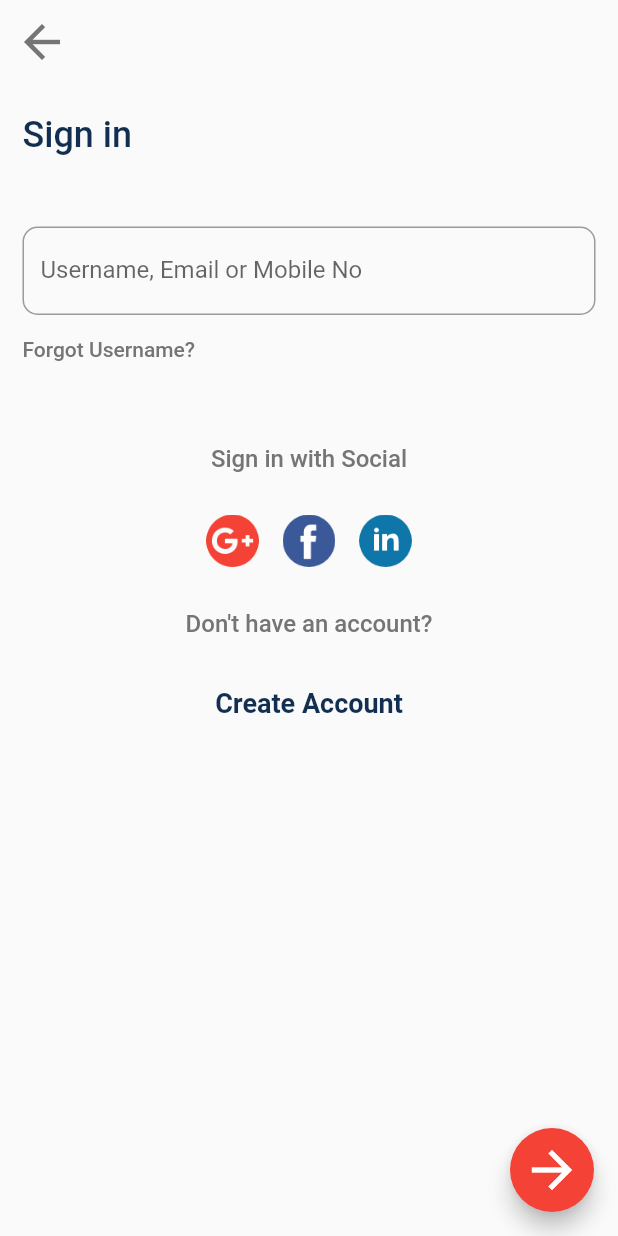
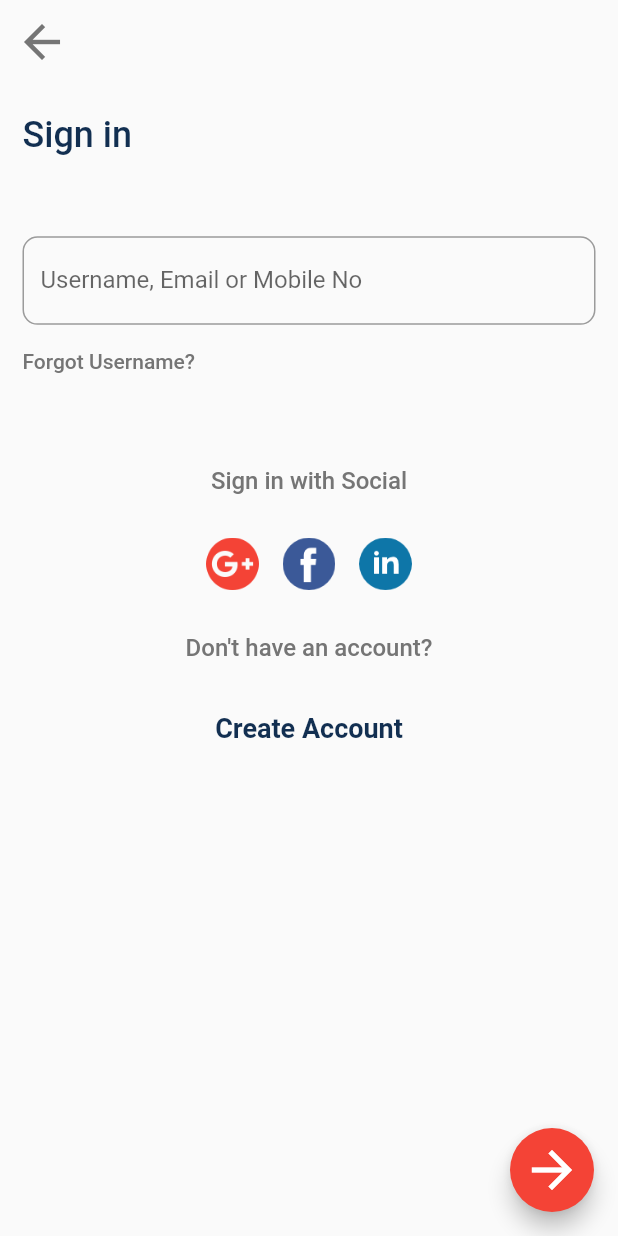
Before and after one commit to Emon526/Job-Search, a Flutter app: the screen it shows after launch, after a tap on the "account circle" icon, on a phone screen of 412 x 824 dp. Run offline on Flutter 3.47's test engine with Material 2 defaults, Android fonts, the phone set to English and light mode, and no system bars; our stand-ins replace line_icons, lottie.

Commit message:
Responsive Design

```diff
--- a/lib/screens/account/registration/congratulation.dart
+++ b/lib/screens/account/registration/congratulation.dart
@@ -14,6 +14,7 @@ class Congratulations extends StatefulWidget {
 class _CongratulationsState extends State<Congratulations> {
   @override
   Widget build(BuildContext context) {
+    Size size = MediaQuery.of(context).size;
     return Scaffold(
       resizeToAvoidBottomInset: false,
       appBar: AppBar(
@@ -47,7 +48,7 @@ class _CongratulationsState extends State<Congratulations> {
                 ),
               ),
               SizedBox(
-                height: 15,
+                height: size.height * 0.020,
               ),
               Text(
                 'Your account has been created successfully',
@@ -57,7 +58,7 @@ class _CongratulationsState extends State<Congratulations> {
                 ),
               ),
               SizedBox(
-                height: 40,
+                height: size.height * 0.055,
               ),
               CenterIconFullWidthButton(
                   iconandtextspace: 10,
--- a/lib/screens/account/signin/namesignin.dart
+++ b/lib/screens/account/signin/namesignin.dart
@@ -12,6 +12,7 @@ class NameSignIn extends StatelessWidget {
 
   @override
   Widget build(BuildContext context) {
+    Size size = MediaQuery.of(context).size;
     return Scaffold(
       resizeToAvoidBottomInset: false,
       appBar: AppBar(
@@ -42,7 +43,7 @@ class NameSignIn extends StatelessWidget {
               ),
             ),
             SizedBox(
-              height: 30,
+              height: size.height * 0.040,
             ),
             Container(
               padding: EdgeInsets.all(10),
@@ -57,7 +58,7 @@ class NameSignIn extends StatelessWidget {
                     ),
                   ),
                   SizedBox(
-                    height: 25,
+                    height: size.height * 0.035,
                   ),
                   Field(
                     boxtitle: 'Name',
--- a/lib/screens/home/searchjob.dart
+++ b/lib/screens/home/searchjob.dart
@@ -21,6 +21,7 @@ class SearchJob extends StatefulWidget {
 class _SearchJobState extends State<SearchJob> {
   @override
   Widget build(BuildContext context) {
+    Size size = MediaQuery.of(context).size;
     return Scaffold(
       resizeToAvoidBottomInset: false,
       appBar: AppBar(
@@ -28,14 +29,14 @@ class _SearchJobState extends State<SearchJob> {
         shadowColor: Colors.transparent,
         actions: [
           Padding(
-            padding: const EdgeInsets.symmetric(horizontal: 10, vertical: 10),
-            child: IconButton(
-              icon: Icon(
+            padding: const EdgeInsets.symmetric(horizontal: 15, vertical: 10),
+            child: GestureDetector(
+              child: Icon(
                 Icons.account_circle,
                 color: Color(0xff122f51),
                 size: 30,
               ),
-              onPressed: () {
+              onTap: () {
                 Navigator.push(
                   context,
                   MaterialPageRoute(
@@ -62,28 +63,28 @@ class _SearchJobState extends State<SearchJob> {
                 ),
               ),
               SizedBox(
-                height: 50,
+                height: size.height * 0.065,
               ),
               DropDown(
                 dropDownValue: 'Job Title',
                 listdata: ['CEO', 'Employee', 'Manager'],
               ),
               SizedBox(
-                height: 20,
+                height: size.height * 0.025,
               ),
               DropDown(
                 dropDownValue: 'Location',
                 listdata: ['Dhaka', 'Feni', 'Cumilla'],
               ),
               SizedBox(
-                height: 20,
+                height: size.height * 0.025,
               ),
               DropDown(
                 dropDownValue: 'Expertise',
                 listdata: ['Android', 'IOS', 'Web'],
               ),
               SizedBox(
-                height: 50,
+                height: size.height * 0.065,
               ),
               LeftIconFullwidthButton(
                 buttoncolor: Color(0xff122f51),
@@ -96,10 +97,10 @@ class _SearchJobState extends State<SearchJob> {
                 onpress: () {},
               ),
               SizedBox(
-                height: 15,
+                height: size.height * 0.025,
               ),
               LeftIconFullwidthButton(
-                buttoncolor: Colors.transparent,
+                buttoncolor: Colors.white,
                 buttonicon: Icons.local_fire_department,
                 buttontext: 'View New Jobs',
                 bordercolor: Colors.grey,
@@ -109,7 +110,7 @@ class _SearchJobState extends State<SearchJob> {
                 onpress: () {},
               ),
               SizedBox(
-                height: 120,
+                height: size.height * 0.15,
               ),
               Helpline(),
             ],
--- a/lib/screens/signin/signinpage.dart
+++ b/lib/screens/signin/signinpage.dart
@@ -14,6 +14,7 @@ class SignIn extends StatelessWidget {
 
   @override
   Widget build(BuildContext context) {
+    Size size = MediaQuery.of(context).size;
     return Scaffold(
       resizeToAvoidBottomInset: false,
       appBar: AppBar(
@@ -46,7 +47,7 @@ class SignIn extends StatelessWidget {
                 ),
               ),
               SizedBox(
-                height: 47,
+                height: size.height * 0.065,
               ),
               Field(
                 boxtitle: 'Username, Email or Mobile No',
@@ -54,7 +55,7 @@ class SignIn extends StatelessWidget {
                 verticalpadding: 0,
               ),
               SizedBox(
-                height: 15,
+                height: size.height * 0.020,
               ),
               Text(
                 'Forgot Username?',
@@ -65,7 +66,7 @@ class SignIn extends StatelessWidget {
                 ),
               ),
               SizedBox(
-                height: 55,
+                height: size.height * 0.075,
               ),
               Center(
                 child: Column(
@@ -79,7 +80,7 @@ class SignIn extends StatelessWidget {
                       ),
                     ),
                     SizedBox(
-                      height: 20,
+                      height: size.height * 0.025,
                     ),
                     Row(
                       mainAxisAlignment: MainAxisAlignment.center,
@@ -105,7 +106,7 @@ class SignIn extends StatelessWidget {
                       ],
                     ),
                     SizedBox(
-                      height: 20,
+                      height: size.height * 0.025,
                     ),
                     Text(
                       'Don\'t have an account?',
@@ -116,7 +117,7 @@ class SignIn extends StatelessWidget {
                       ),
                     ),
                     SizedBox(
-                      height: 20,
+                      height: size.height * 0.025,
                     ),
                     TextButton(
                       onPressed: () {
--- a/lib/widgets/gendercard.dart
+++ b/lib/widgets/gendercard.dart
@@ -27,8 +27,9 @@ class Gendercard extends StatefulWidget {
 class _GendercardState extends State<Gendercard> {
   @override
   Widget build(BuildContext context) {
+    Size size = MediaQuery.of(context).size;
     return Container(
-      height: 45,
+      height: size.height * 0.061,
       margin: EdgeInsets.symmetric(
         vertical: 10,
       ),
```
Also changed, not shown: lib/screens/account/registration/contactdetails.dart (+4 -3 lines), lib/screens/account/registration/gender.dart (+6 -5 lines), lib/screens/account/registration/information.dart (+10 -9 lines), lib/screens/account/registration/mobileandemail.dart (+7 -6 lines), lib/screens/account/registration/registrationcategory.dart (+7 -4 lines), lib/screens/account/registration/setuserid.dart (+16 -12 lines), lib/screens/account/signin/createaccount.dart (+7 -6 lines), lib/screens/account/signin/signinpage.dart (+7 -6 lines), lib/screens/skills/functioncategoryskills.dart (+4 -3 lines), lib/screens/skills/specialcategoryskills.dart (+4 -3 lines).
